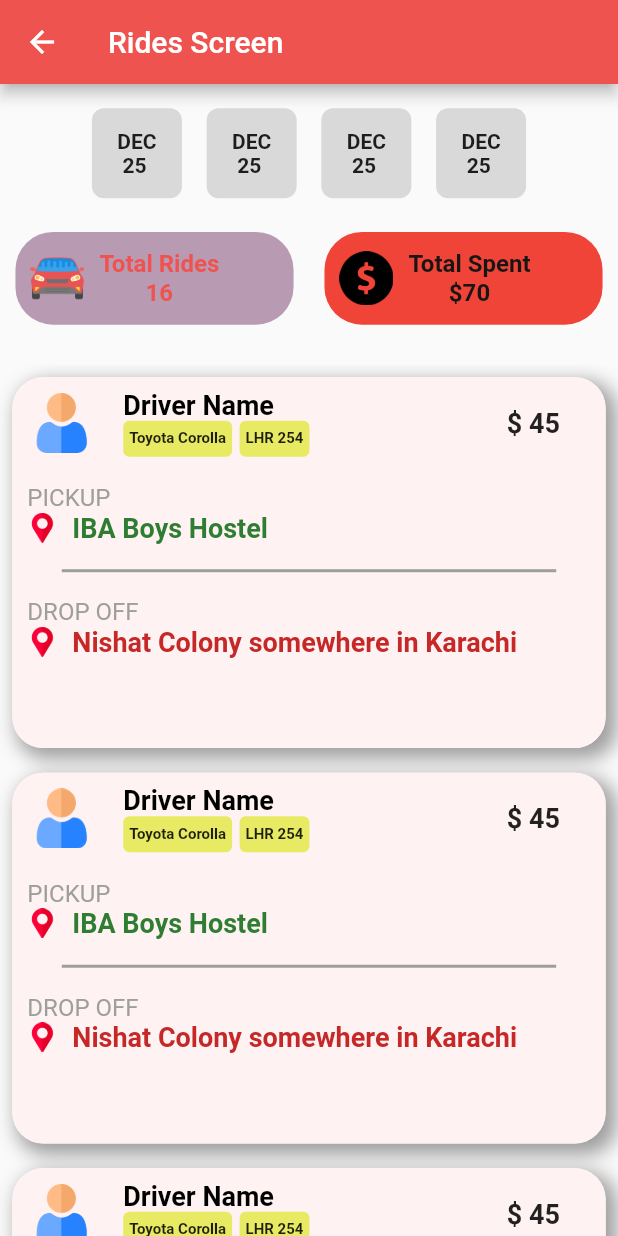
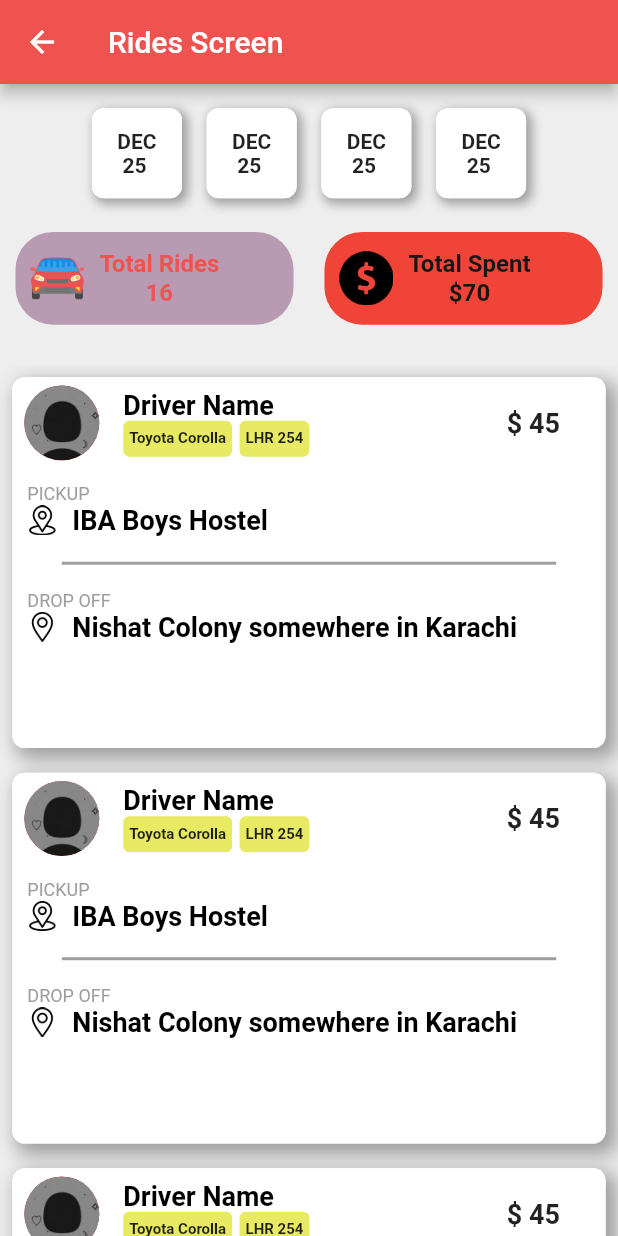
Before and after one commit to Boringlyf/edutech_app, a Flutter app: the RidesScreen screen opened directly, on a phone screen of 412 x 824 dp. Run offline on Flutter 3.47's test engine with Material 2 defaults, Android fonts, the phone set to English and light mode, and no system bars; our stand-ins replace animated_splash_screen, google_maps_flutter, intl_phone_field, page_transition.

Commit message:
Edited User Ride History Screen

```diff
--- a/lib/Screens/rides_history_screen.dart
+++ b/lib/Screens/rides_history_screen.dart
@@ -10,6 +10,7 @@ class RidesScreen extends StatelessWidget {
   @override
   Widget build(BuildContext context) {
     return Scaffold(
+      backgroundColor: Colors.grey[200],
       appBar: AppBar(
         title: const Text('Rides Screen'),
         backgroundColor: Colors.red[400],
--- a/lib/widgets/date_month.dart
+++ b/lib/widgets/date_month.dart
@@ -17,11 +17,28 @@ class DateMonth extends StatelessWidget {
           height: 60.0,
           child: Container(
             decoration: const BoxDecoration(
-              color: Color(0xFFD9D9D9),
+              color: Colors.white,
               shape: BoxShape.rectangle,
               borderRadius: BorderRadius.all(
                 Radius.circular(8.0),
               ),
+              boxShadow: [
+                BoxShadow(
+                  color: Colors.grey,
+                  offset: Offset(
+                    2.5,
+                    2.5,
+                  ),
+                  blurRadius: 5.0,
+                  spreadRadius: 1.0,
+                ), //BoxShadow
+                BoxShadow(
+                  color: Colors.white,
+                  offset: Offset(0.0, 0.0),
+                  blurRadius: 0.0,
+                  spreadRadius: 0.0,
+                ),
+              ],
             ),
             alignment: Alignment.center,
             child: const Text(
--- a/lib/widgets/ride_history_card.dart
+++ b/lib/widgets/ride_history_card.dart
@@ -15,10 +15,10 @@ class RideHistoryCard extends StatelessWidget {
             (MediaQuery.of(context).size.height * 0.70),
         child: Container(
           decoration: BoxDecoration(
-            color: const Color(0xFFFEF2F2),
+            color: Colors.white,
             borderRadius: BorderRadius.all(
               Radius.circular(MediaQuery.of(context).size.width -
-                  (MediaQuery.of(context).size.width * 0.95)),
+                  (MediaQuery.of(context).size.width * 0.98)),
             ),
             shape: BoxShape.rectangle,
             boxShadow: const [
@@ -45,10 +45,10 @@ class RideHistoryCard extends StatelessWidget {
                 children: [
                   Expanded(
                     flex: 1,
-                    child: Image.asset(
-                      'assets/user.png',
-                      height: 40,
-                      width: 50,
+                    child: CircleAvatar(
+                      maxRadius: 25,
+                      backgroundImage:
+                          AssetImage('assets/profile_pictures/profile_pic.png'),
                     ),
                   ),
                   Expanded(
@@ -152,13 +152,13 @@ class RideHistoryCard extends StatelessWidget {
                       'PICKUP',
                       style: TextStyle(
                         color: Colors.grey,
-                        fontSize: 16,
+                        fontSize: 12,
                       ),
                     ),
                     Row(
                       children: [
                         Image.asset(
-                          'assets/placeholder.png',
+                          'assets/location.png',
                           height: 20,
                           width: 20,
                         ),
@@ -170,7 +170,7 @@ class RideHistoryCard extends StatelessWidget {
                           style: TextStyle(
                             fontSize: 18,
                             fontWeight: FontWeight.bold,
-                            color: Colors.green[800],
+                            color: Colors.black,
                           ),
                         ),
                       ],
@@ -195,13 +195,13 @@ class RideHistoryCard extends StatelessWidget {
                       'DROP OFF',
                       style: TextStyle(
                         color: Colors.grey,
-                        fontSize: 16,
+                        fontSize: 12,
                       ),
                     ),
                     Row(
                       children: [
                         Image.asset(
-                          'assets/placeholder.png',
+                          'assets/location_1.png',
                           height: 20,
                           width: 20,
                         ),
@@ -213,7 +213,7 @@ class RideHistoryCard extends StatelessWidget {
                           style: TextStyle(
                             fontSize: 18,
                             fontWeight: FontWeight.bold,
-                            color: Colors.red[800],
+                            color: Colors.black,
                           ),
                         ),
                       ],
--- a/pubspec.yaml
+++ b/pubspec.yaml
@@ -71,6 +71,9 @@ flutter:
     - assets/dollar-symbol.png
     - assets/placeholder.png
     - assets/user.png
+    - assets/location_1.png
+    - assets/location.png
+    - assets/minus.png
     - assets/profile_pictures/
   #   - images/a_dot_ham.jpeg
 
```
Also changed, not shown: assets/location.png (added), assets/location_1.png (added), assets/minus.png (added).
